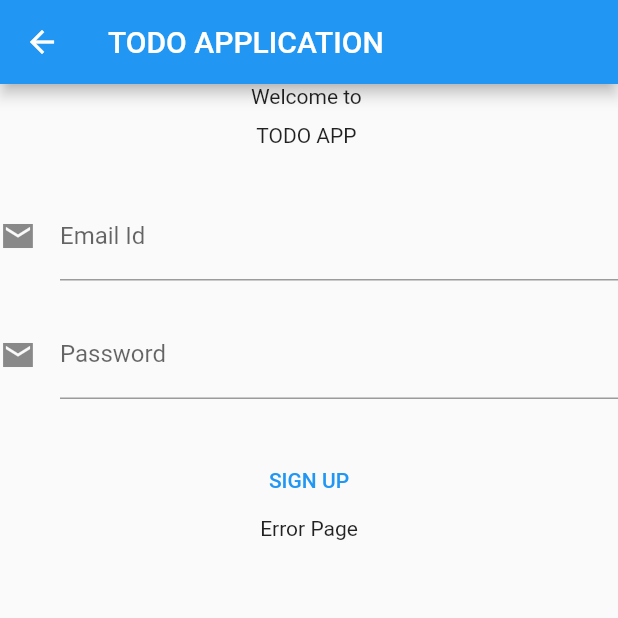
After one commit to Somnium-Lab/todo_clean_architecture, a Flutter app: the SignUpErrorMobileView screen opened directly, on a phone screen of 412 x 824 dp, the top half of it. The commit adds this screen. Run offline on Flutter 3.47's test engine with Material 2 defaults, Android fonts, the phone set to English and light mode, and no system bars; our stand-ins replace firebase_auth, firebase_core, flutter_clean_architecture, get_it; accounts and stored records are empty.

Commit message:
sign up mobile view

```diff
--- /dev/null
+++ b/lib/app/authentication/presentation/sign-up/view/mobile/sign-up-error-mobile-view.dart
@@ -0,0 +1,45 @@
+import 'package:flutter/material.dart';
+
+class SignUpErrorMobileView extends StatelessWidget {
+  @override
+  Widget build(BuildContext context) {
+    return Center(
+      child: Scaffold(
+        appBar: AppBar(title: Text("TODO APPLICATION")),
+        body: Container(
+          child: Column(
+            children: [
+              Text("Welcome to "),
+              SizedBox(
+                height: 10,
+              ),
+              Text("TODO APP "),
+              SizedBox(
+                height: 30,
+              ),
+              TextFormField(
+                decoration: const InputDecoration(
+                  icon: Icon(Icons.email_sharp),
+                  hintText: "abc@gmail.com",
+                  labelText: "Email Id",
+                ),
+              ),
+              SizedBox(height: 20),
+              TextFormField(
+                decoration: const InputDecoration(
+                  icon: Icon(Icons.email_sharp),
+                  labelText: "Password",
+                ),
+              ),
+              SizedBox(
+                height: 30,
+              ),
+              TextButton(onPressed: () {}, child: Text("SIGN UP")),
+              Text("Error Page")
+            ],
+          ),
+        ),
+      ),
+    );
+  }
+}
--- /dev/null
+++ b/lib/app/authentication/presentation/sign-up/view/mobile/sign-up-init-mobile-view.dart
@@ -0,0 +1,44 @@
+import 'package:flutter/material.dart';
+
+class SignUpInitMobileView extends StatelessWidget {
+  @override
+  Widget build(BuildContext context) {
+    return Center(
+      child: Scaffold(
+        appBar: AppBar(title: Text("TODO APPLICATION")),
+        body: Container(
+          child: Column(
+            children: [
+              Text("Welcome to "),
+              SizedBox(
+                height: 10,
+              ),
+              Text("TODO APP "),
+              SizedBox(
+                height: 30,
+              ),
+              TextFormField(
+                decoration: const InputDecoration(
+                  icon: Icon(Icons.email_sharp),
+                  hintText: "abc@gmail.com",
+                  labelText: "Email Id",
+                ),
+              ),
+              SizedBox(height: 20),
+              TextFormField(
+                decoration: const InputDecoration(
+                  icon: Icon(Icons.email_sharp),
+                  labelText: "Password",
+                ),
+              ),
+              SizedBox(
+                height: 30,
+              ),
+              TextButton(onPressed: () {}, child: Text("SIGN UP"))
+            ],
+          ),
+        ),
+      ),
+    );
+  }
+}
```
Also changed, not shown: lib/app/authentication/presentation/sign-in/view/mobile/sign-in-loading-mobile-view.dart (+9 -1 lines), lib/app/authentication/presentation/sign-up/sign-up-state-machine.dart (+20 -3 lines), lib/app/authentication/presentation/sign-up/view/mobile/sign-up-loading-mobile-view.dart (added, +12 -0 lines), lib/app/authentication/presentation/sign-up/view/sign-up-view.dart (+46 -0 lines).
